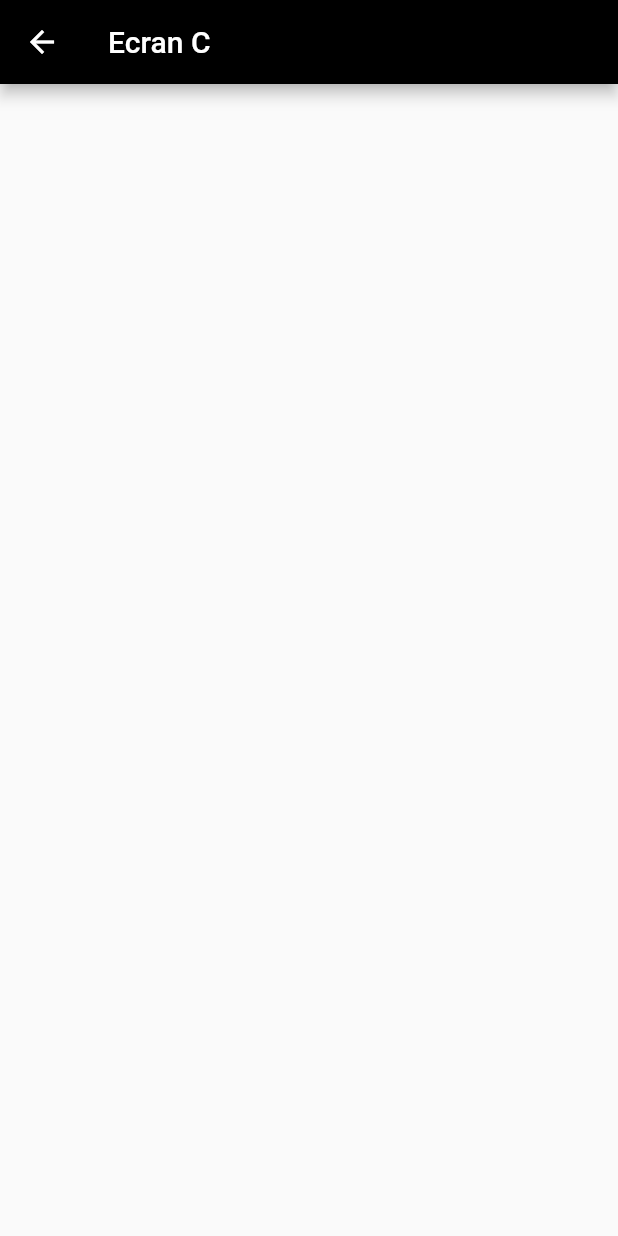
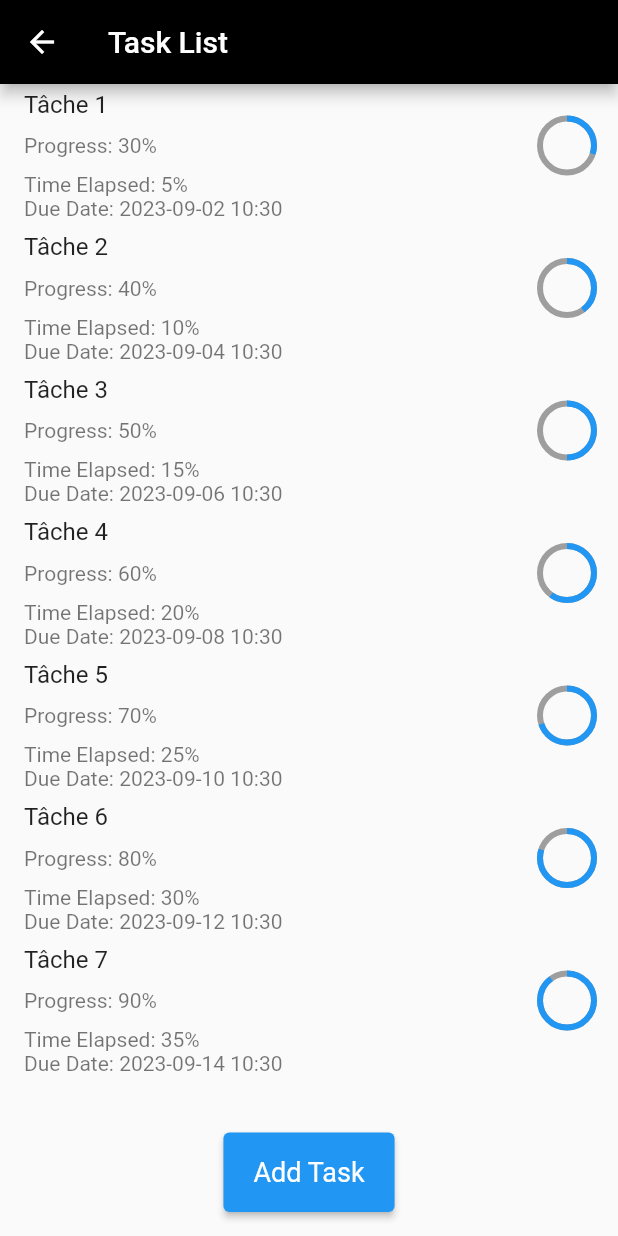
Before and after one commit to IlyassChraibi/A23-4205N6-KickMyF-Chraibi, a Flutter app: the HomePage screen opened by its route, on a phone screen of 412 x 824 dp. Run offline on Flutter 3.47's test engine with Material 2 defaults, Android fonts, the phone set to English and light mode, and no system bars; our stand-ins replace cookie_jar, dio, dio_cookie_manager.

Commit message:
FCT HomePage

```diff
--- a/lib/pages/homePage.dart
+++ b/lib/pages/homePage.dart
@@ -1,36 +1,104 @@
 import 'package:flutter/material.dart';
-import 'package:dio/dio.dart';
-import 'package:kickmyf/components/my_button.dart';
-import 'package:kickmyf/components/my_textfield.dart';
+import 'package:kickmyf/pages/DetailPage.dart';
+import 'package:kickmyf/pages/addTask.dart';
+import 'task.dart';
+import 'package:intl/intl.dart';
 
-import '../dto/SessionSingleton.dart';
-import '../dto/lib_http.dart';
-import '../dto/transfer.dart';
 
 class HomePage extends StatefulWidget {
   @override
-  _EcranCState createState() => _EcranCState();
+  _HomePageState createState() => _HomePageState();
 }
 
-//https://kickmyb-server.herokuapp.com/
-//localhost:8080/api/id/signup
-//10.0.2.2
+class _HomePageState extends State<HomePage> {
+  List<Task> tasks = [];
 
-class _EcranCState extends State<HomePage> {
+  @override
+  void initState() {
+    super.initState();
+    generateTasks();
+  }
 
-  void home() async {
-
+  void generateTasks() {
+    for (int i = 1; i <= 7; i++) {
+      tasks.add(
+        Task(
+          name: 'Tâche $i',
+          progress: 20 + i * 10,
+          timeElapsed: i * 5,
+          dueDate: DateTime.now().add(Duration(days: i * 2)),
+        ),
+      );
+    }
   }
 
   @override
   Widget build(BuildContext context) {
     return Scaffold(
       appBar: AppBar(
-        title: const Text('Ecran C'),
+        title: const Text('Task List'),
         backgroundColor: Colors.black,
       ),
       body: Center(
-
+        child: Column(
+          children: [
+            Expanded(
+              child: ListView.builder(
+                itemCount: tasks.length,
+                itemBuilder: (context, index) {
+                  final task = tasks[index];
+                  return ListTile(
+                    onTap: () {
+                      Navigator.push(
+                        context,
+                        MaterialPageRoute(builder: (context) =>  DetailPage()),
+                      );
+                    },
+                    title: Text(task.name),
+                    subtitle: Column(
+                      crossAxisAlignment: CrossAxisAlignment.start,
+                      children: [
+                        Row(
+                          mainAxisAlignment: MainAxisAlignment.spaceBetween,
+                          children: [
+                            Text('Progress: ${task.progress}%'),
+                            CircularProgressIndicator(
+                              value: task.progress / 100,
+                              backgroundColor: Colors.grey,
+                              color: Colors.blue,
+                              strokeWidth: 4,
+                            ),
+                          ],
+                        ),
+                        Text('Time Elapsed: ${task.timeElapsed}%'),
+                        Text('Due Date: ${DateFormat('yyyy-MM-dd HH:mm').format(task.dueDate)}'),
+                      ],
+                    ),
+                  );
+                },
+              ),
+            ),
+            Padding(
+              padding: const EdgeInsets.all(16.0),
+              child: ElevatedButton(
+                onPressed: () {
+                  Navigator.push(
+                    context,
+                    MaterialPageRoute(
+                        builder: (context) => AddPage()
+                    ),
+                  );
+                },
+                child: Text('Add Task'),
+                style: ElevatedButton.styleFrom(
+                  primary: Colors.blue, // Change the button color
+                  padding: EdgeInsets.symmetric(horizontal: 20, vertical: 16),
+                  textStyle: TextStyle(fontSize: 18),
+                ),
+              ),
+            ),
+          ],
+        ),
       ),
     );
   }
--- a/lib/pages/loginPage.dart
+++ b/lib/pages/loginPage.dart
@@ -14,8 +14,6 @@ class LoginPage extends StatefulWidget {
   _EcranAState createState() => _EcranAState();
 }
 
-//https://kickmyb-server.herokuapp.com/
-//localhost:8080/api/id/signup
 
 class _EcranAState extends State<LoginPage> {
   final TextEditingController usernameController = TextEditingController();
--- a/lib/pages/main.dart
+++ b/lib/pages/main.dart
@@ -1,5 +1,6 @@
 import 'package:flutter/material.dart';
-import 'package:dio/dio.dart';
+import 'package:kickmyf/pages/DetailPage.dart';
+import 'package:kickmyf/pages/addTask.dart';
 import 'package:kickmyf/pages/homePage.dart';
 import 'package:kickmyf/pages/loginPage.dart';
 import 'package:kickmyf/pages/signupPage.dart';
@@ -25,6 +26,8 @@ class MyApp extends StatelessWidget {
       '/ecrana': (context) => LoginPage(),
       '/ecranb': (context) => SignupPage(),
       '/ecranc': (context) => HomePage(),
+      '/ecrand': (context) => AddPage(),
+      '/ecrane': (context) => DetailPage(),
     };
   }
 }
--- a/lib/pages/signupPage.dart
+++ b/lib/pages/signupPage.dart
@@ -12,10 +12,6 @@ class SignupPage extends StatefulWidget {
   @override
   _EcranBState createState() => _EcranBState();
 }
-
-//https://kickmyb-server.herokuapp.com/
-//localhost:8080/api/id/signup
-//10.0.2.2
 
 class _EcranBState extends State<SignupPage> {
   final TextEditingController usernameController = TextEditingController();
--- /dev/null
+++ b/lib/pages/task.dart
@@ -0,0 +1,13 @@
+class Task {
+  final String name;
+  final int progress;
+  final int timeElapsed;
+  final DateTime dueDate;
+
+  Task({
+    required this.name,
+    required this.progress,
+    required this.timeElapsed,
+    required this.dueDate,
+  });
+}
--- a/pubspec.yaml
+++ b/pubspec.yaml
@@ -33,6 +33,7 @@ dependencies:
   dio: ^5.3.2
   dio_cookie_manager: ^3.1.0+1
   json_annotation: ^4.8.1
+  intl: ^0.17.0
 
 
   # The following adds the Cupertino Icons font to your application.
```
Also changed, not shown: lib/pages/DetailPage.dart (added, +28 -0 lines), lib/pages/addTask.dart (added, +28 -0 lines), pubspec.lock.
